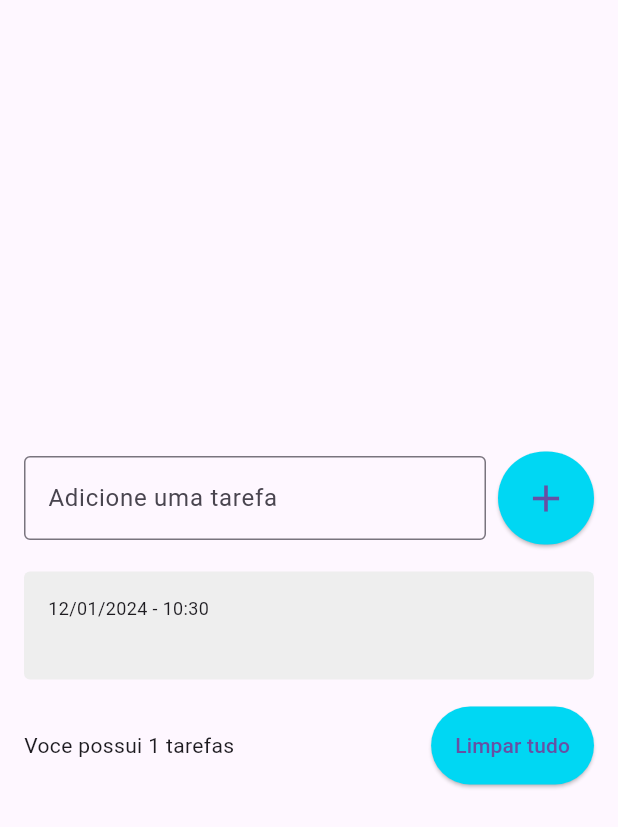
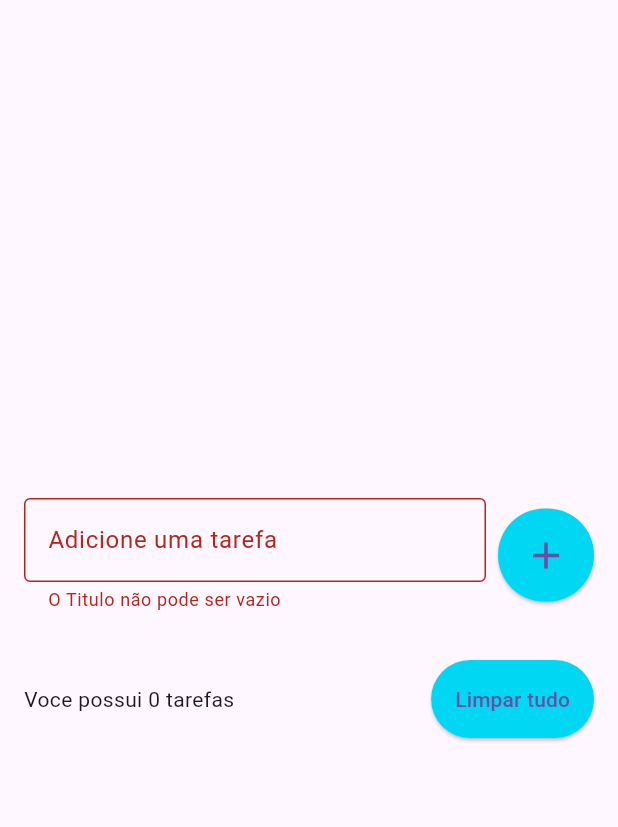
Before and after one commit to Jeanlucascastro/Lista, a Flutter app: the screen it shows after launch, after a tap on the "add" icon, on a phone screen of 412 x 824 dp. Shown: the top 827 px of the screen. Run offline on Flutter 3.47's test engine with Material 3 defaults, Android fonts, the light colour scheme and no system bars; drawn by our look-alikes of flutter_slidable; our stand-ins replace shared_preferences.

Commit message:
mobile finished

```diff
--- a/lib/models/todo.dart
+++ b/lib/models/todo.dart
@@ -2,6 +2,18 @@
 
   Todo({required this.title, required this.dateTime});
 
+  Todo.fromJson(Map<String, dynamic> json)
+      : title = json['title'],
+      dateTime = DateTime.parse(json['dateTime']);
+
   String title;
   DateTime dateTime;
+
+
+  Map<String, dynamic> toJson() {
+    return {
+      'title': title,
+      'dateTime': dateTime.toIso8601String()
+    };
+  }
 }
--- a/lib/pages/todo_lista_page.dart
+++ b/lib/pages/todo_lista_page.dart
@@ -1,5 +1,6 @@
 import 'package:flutter/material.dart';
 import 'package:lista/models/todo.dart';
+import 'package:lista/repositories/todo_repository.dart';
 import 'package:lista/widgets/todo_list_item.dart';
 
 class TodoListPage extends StatefulWidget {
@@ -15,7 +16,20 @@
   Todo? deletedTodo;
   int? deletedTodoPos;
 
+  String? errorText;
+
   final TextEditingController todoController = TextEditingController();
+  final TodoRepository todoRepository = TodoRepository();
+
+  @override
+  void initState() {
+    super.initState();
+    todoRepository.getTodoList().then((value) => {
+      setState(() => {
+        todos = value
+      })
+    });
+  }
 
   @override
   Widget build(BuildContext context) {
@@ -34,19 +48,31 @@
                         controller: todoController,
                         decoration: InputDecoration(
                             border: OutlineInputBorder(),
-                            labelText: 'Adicione uma tarefa'),
+                            labelText: 'Adicione uma tarefa',
+                            errorText:  errorText
+                        ),
                       ),
                     ),
                     SizedBox(width: 8),
                     ElevatedButton(
                       onPressed: () {
                         String text = todoController.text;
+
+                        if(text.isEmpty) {
+                          setState(() {
+                            errorText = 'O Titulo não pode ser vazio';
+                          });
+                          return;
+                        }
+
                         setState(() {
                           Todo newTodo =
                               Todo(title: text, dateTime: DateTime.now());
                           todos.add(newTodo);
+                          errorText = null;
                         });
                         todoController.clear();
+                        todoRepository.saveTodoList(todos);
                       },
                       style: ElevatedButton.styleFrom(
                           backgroundColor: Color(0xff00d7f3),
@@ -101,6 +127,7 @@
     setState(() {
       todos.remove(todo);
     });
+    todoRepository.saveTodoList(todos);
 
     ScaffoldMessenger.of(context).clearMaterialBanners();
     ScaffoldMessenger.of(context).showSnackBar(SnackBar(
@@ -115,6 +142,7 @@
           setState(() {
             todos.insert(deletedTodoPos!, deletedTodo!);
           });
+          todoRepository.saveTodoList(todos);
         },
       ),
       duration: const Duration(seconds: 5),
@@ -152,5 +180,6 @@
     setState(() {
       todos.clear();
     });
+    todoRepository.saveTodoList(todos);
   }
 }
--- /dev/null
+++ b/lib/repositories/todo_repository.dart
@@ -0,0 +1,31 @@
+import 'dart:convert';
+
+import 'package:lista/models/todo.dart';
+import 'package:shared_preferences/shared_preferences.dart';
+
+class TodoRepository {
+
+  TodoRepository() {
+    SharedPreferences.getInstance().then((value) => sharedPreferences = value);
+  }
+
+  late SharedPreferences sharedPreferences;
+
+  Future<List<Todo>> getTodoList() async {
+    sharedPreferences = await SharedPreferences.getInstance();
+    final String jsonString = sharedPreferences.getString('todoList') ?? '[]';
+    final List jsonDecoded = json.decode(jsonString) as List;
+    return jsonDecoded.map((e) => Todo.fromJson(e)).toList();
+  }
+
+  void saveTodoList(List<Todo> todos) {
+    final jsonString = json.encode(todos);
+    print(jsonString);
+    sharedPreferences.setString('todoList', jsonString);
+
+    final jsonsalvo = sharedPreferences.get('todoList');
+    print(jsonsalvo);
+
+  }
+
+}
--- a/pubspec.yaml
+++ b/pubspec.yaml
@@ -37,6 +37,7 @@
   cupertino_icons: ^1.0.2
   intl:
   flutter_slidable: 0.6.0
+  shared_preferences: ^2.2.2
 
 dev_dependencies:
   flutter_test:
```
Also changed, not shown: pubspec.lock.
